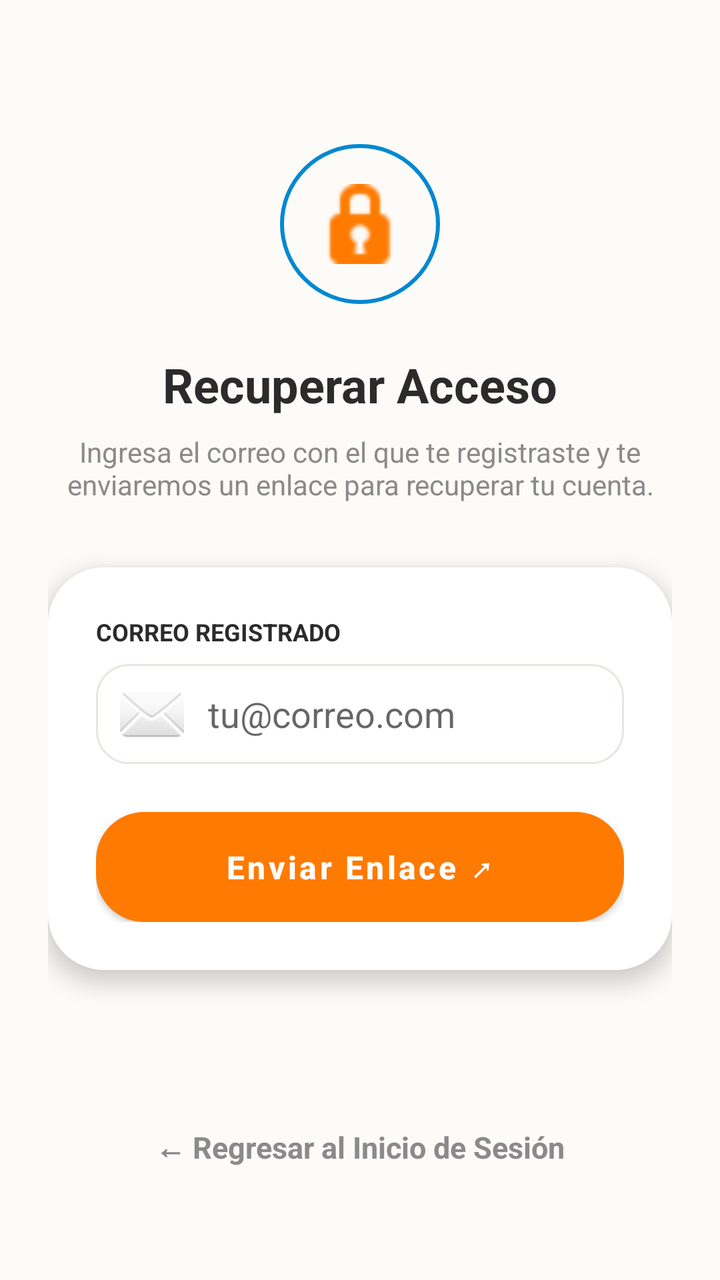
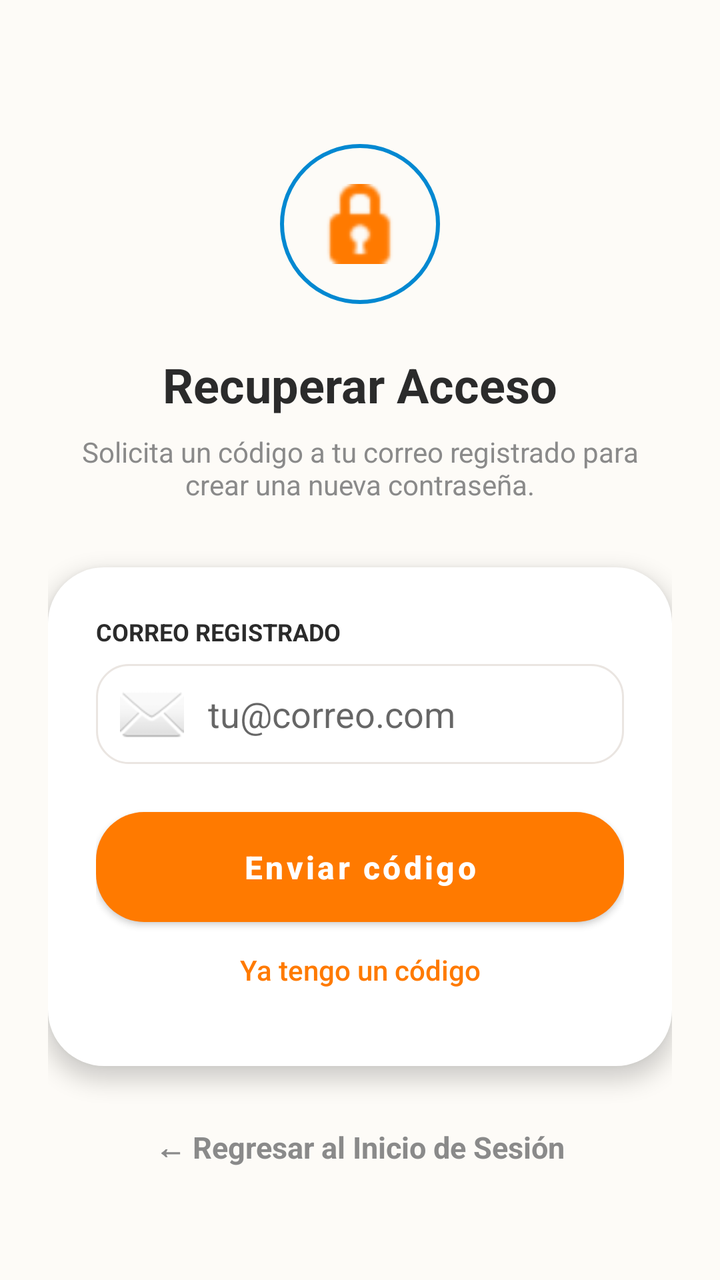

Two renders of the same Android screen: before a commit and after it. Below are the layout's source before the change and the commit's diff.
<!-- AndroidManifest.xml: application theme Theme.HuellaApp -->
<!-- res/layout/activity_recuperar_acceso.xml -->
<?xml version="1.0" encoding="utf-8"?>
<androidx.constraintlayout.widget.ConstraintLayout xmlns:android="http://schemas.android.com/apk/res/android"
    xmlns:app="http://schemas.android.com/apk/res-auto"
    xmlns:tools="http://schemas.android.com/tools"
    android:layout_width="match_parent"
    android:layout_height="match_parent"
    android:background="@color/huellapp_background"
    android:padding="24dp"
    tools:context=".RecuperarAccesoActivity">

    
    <ImageView
        android:id="@+id/ivKey"
        android:layout_width="80dp"
        android:layout_height="80dp"
        android:layout_marginTop="48dp"
        android:background="@drawable/bg_avatar_verified"
        android:padding="20dp"
        android:src="@android:drawable/ic_secure"
        app:tint="@color/huellapp_primary"
        app:layout_constraintEnd_toEndOf="parent"
        app:layout_constraintStart_toStartOf="parent"
        app:layout_constraintTop_toTopOf="parent" />

    <TextView
        android:id="@+id/tvTitleRecuperar"
        style="@style/HuellAppTitle"
        android:layout_width="wrap_content"
        android:layout_height="wrap_content"
        android:layout_marginTop="24dp"
        android:text="Recuperar Acceso"
        app:layout_constraintEnd_toEndOf="parent"
        app:layout_constraintStart_toStartOf="parent"
        app:layout_constraintTop_toBottomOf="@id/ivKey" />

    <TextView
        android:id="@+id/tvDescRecuperar"
        android:layout_width="0dp"
        android:layout_height="wrap_content"
        android:layout_marginTop="8dp"
        android:text="Ingresa el correo con el que te registraste y te enviaremos un enlace para recuperar tu cuenta."
        android:textAlignment="center"
        android:textColor="@color/huellapp_text_hint"
        app:layout_constraintEnd_toEndOf="parent"
        app:layout_constraintStart_toStartOf="parent"
        app:layout_constraintTop_toBottomOf="@id/tvTitleRecuperar" />

    <LinearLayout
        android:id="@+id/cardRecuperar"
        android:layout_width="0dp"
        android:layout_height="wrap_content"
        android:layout_marginTop="32dp"
        android:background="@drawable/bg_card_rounded"
        android:elevation="6dp"
        android:orientation="vertical"
        android:padding="24dp"
        app:layout_constraintEnd_toEndOf="parent"
        app:layout_constraintStart_toStartOf="parent"
        app:layout_constraintTop_toBottomOf="@id/tvDescRecuperar">

        <TextView
            android:layout_width="wrap_content"
            android:layout_height="wrap_content"
            android:text="CORREO REGISTRADO"
            android:textColor="@color/huellapp_text_dark"
            android:textSize="12sp"
            android:textStyle="bold" />

        <EditText
            android:id="@+id/etEmailRecuperar"
            android:layout_width="match_parent"
            android:layout_height="50dp"
            android:layout_marginTop="8dp"
            android:background="@drawable/bg_input_rounded"
            android:drawableStart="@android:drawable/ic_dialog_email"
            android:drawablePadding="12dp"
            android:hint="tu@correo.com"
            android:inputType="textEmailAddress"
            android:paddingStart="12dp"
            android:paddingEnd="12dp" />

        <Button
            android:id="@+id/btnEnviarEnlace"
            android:layout_width="match_parent"
            android:layout_height="55dp"
            android:layout_marginTop="24dp"
            android:background="@drawable/bg_button_orange"
            android:text="Enviar Enlace ↗"
            android:textAllCaps="false"
            android:textColor="@color/white"
            android:textSize="16sp"
            android:textStyle="bold" />

    </LinearLayout>

    <TextView
        android:id="@+id/tvVolverLogin"
        android:layout_width="wrap_content"
        android:layout_height="wrap_content"
        android:layout_marginBottom="32dp"
        android:text="← Regresar al Inicio de Sesión"
        android:textColor="@color/huellapp_text_hint"
        android:textSize="15sp"
        android:textStyle="bold"
        app:layout_constraintBottom_toBottomOf="parent"
        app:layout_constraintEnd_toEndOf="parent"
        app:layout_constraintStart_toStartOf="parent" />

</androidx.constraintlayout.widget.ConstraintLayout>
<!-- resources referenced by this layout -->
<resources>
  <color name="huellapp_background">#FDFBF7</color>
  <color name="huellapp_primary">#FF7A00</color>
  <color name="huellapp_text_dark">#2B2B2B</color>
  <color name="huellapp_text_hint">#8A8A8A</color>
  <color name="white">#FFFFFFFF</color>
  <!-- drawable bg_avatar_verified (drawable) -->
  <?xml version="1.0" encoding="utf-8"?>
  <shape xmlns:android="http://schemas.android.com/apk/res/android"
      android:shape="oval">
  
      
      <solid android:color="@android:color/transparent" />
  
      
      <stroke android:width="2dp" android:color="@color/huellapp_blue" />
  
  </shape>
  <!-- drawable bg_button_orange (drawable) -->
  <?xml version="1.0" encoding="utf-8"?>
  <ripple xmlns:android="http://schemas.android.com/apk/res/android"
      android:color="@color/huellapp_primary_dark">
  
      
      <item>
          <shape android:shape="rectangle">
              <solid android:color="@color/huellapp_primary"/>
              <corners android:radius="24dp"/>
          </shape>
      </item>
  </ripple>
  <!-- drawable bg_card_rounded (drawable) -->
  <?xml version="1.0" encoding="utf-8"?>
  <shape xmlns:android="http://schemas.android.com/apk/res/android"
      android:shape="rectangle">
  
      
      <solid android:color="@color/huellapp_card_bg" />
  
      
      <corners android:radius="28dp" />
  
      
  </shape>
  <!-- drawable bg_input_rounded (drawable) -->
  <?xml version="1.0" encoding="utf-8"?>
  <selector xmlns:android="http://schemas.android.com/apk/res/android">
      
      <item android:state_focused="true">
          <shape android:shape="rectangle">
              <solid android:color="@color/huellapp_card_bg"/>
              <corners android:radius="16dp"/>
              
              <stroke android:width="2dp" android:color="@color/huellapp_primary"/>
          </shape>
      </item>
  
      
      <item>
          <shape android:shape="rectangle">
              <solid android:color="@color/huellapp_card_bg"/>
              <corners android:radius="16dp"/>
              <stroke android:width="1dp" android:color="@color/huellapp_border"/>
          </shape>
      </item>
  </selector>
  <style name="HuellAppTitle" parent="TextAppearance.MaterialComponents.Headline5">
          <item name="android:textColor">@color/huellapp_text_dark</item>
          <item name="android:textStyle">bold</item>
          <item name="android:textSize">24sp</item>
      </style>
  <style name="Theme.HuellaApp" parent="Base.Theme.HuellaApp" />
  <color name="huellapp_blue">#0288D1</color>
  <color name="huellapp_primary_dark">#E65100</color>
  <color name="huellapp_card_bg">#FFFFFF</color>
  <color name="huellapp_border">#EAE5E1</color>
  <style name="Base.Theme.HuellaApp" parent="Theme.MaterialComponents.DayNight.NoActionBar">
          
          <item name="colorPrimary">@color/huellapp_primary</item>
          <item name="colorPrimaryVariant">@color/huellapp_primary_dark</item>
          <item name="colorOnPrimary">@color/white</item>
  
          
          <item name="android:windowBackground">@color/huellapp_background</item>
          <item name="colorSurface">@color/huellapp_card_bg</item>
      </style>
</resources>

<!-- the commit's change to res/layout/activity_recuperar_acceso.xml (unified diff, before → after) -->
@@ -38,7 +38,7 @@
         android:layout_width="0dp"
         android:layout_height="wrap_content"
         android:layout_marginTop="8dp"
-        android:text="Ingresa el correo con el que te registraste y te enviaremos un enlace para recuperar tu cuenta."
+        android:text="Solicita un código a tu correo registrado para crear una nueva contraseña."
         android:textAlignment="center"
         android:textColor="@color/huellapp_text_hint"
         app:layout_constraintEnd_toEndOf="parent"
@@ -85,12 +85,20 @@
             android:layout_height="55dp"
             android:layout_marginTop="24dp"
             android:background="@drawable/bg_button_orange"
-            android:text="Enviar Enlace ↗"
+            android:text="Enviar código"
             android:textAllCaps="false"
             android:textColor="@color/white"
             android:textSize="16sp"
             android:textStyle="bold" />
 
+        <Button
+            android:id="@+id/btnYaTengoCodigo"
+            style="?android:attr/borderlessButtonStyle"
+            android:layout_width="match_parent"
+            android:layout_height="wrap_content"
+            android:text="Ya tengo un código"
+            android:textAllCaps="false"
+            android:textColor="@color/huellapp_primary" />
     </LinearLayout>
 
     <TextView
